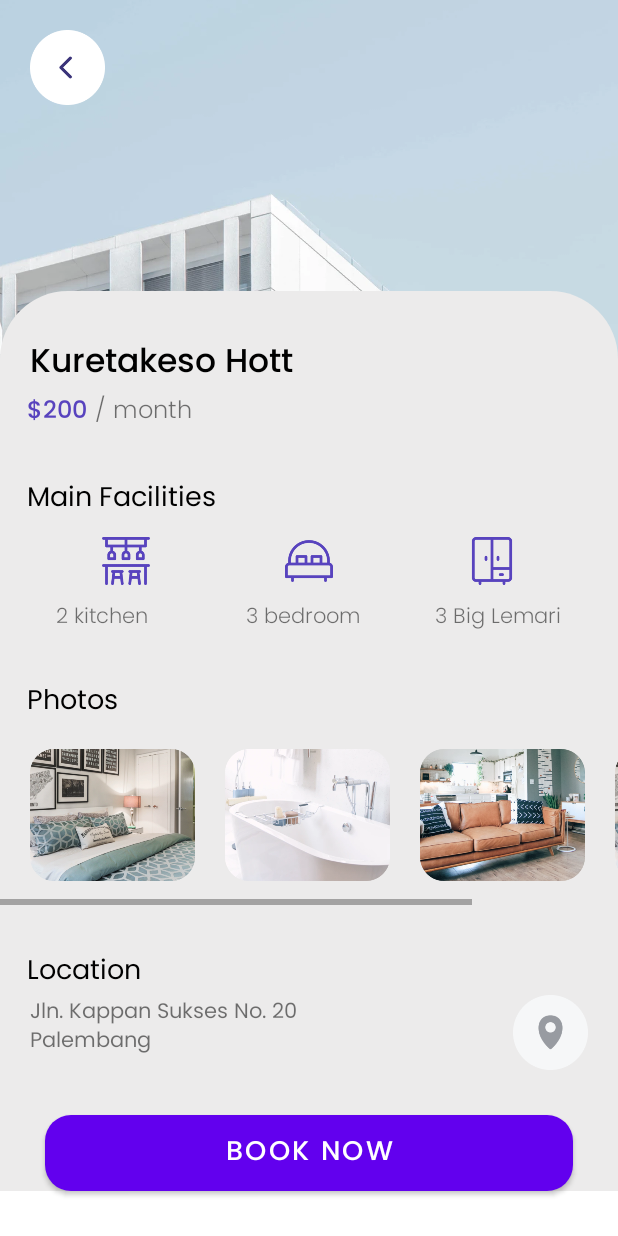
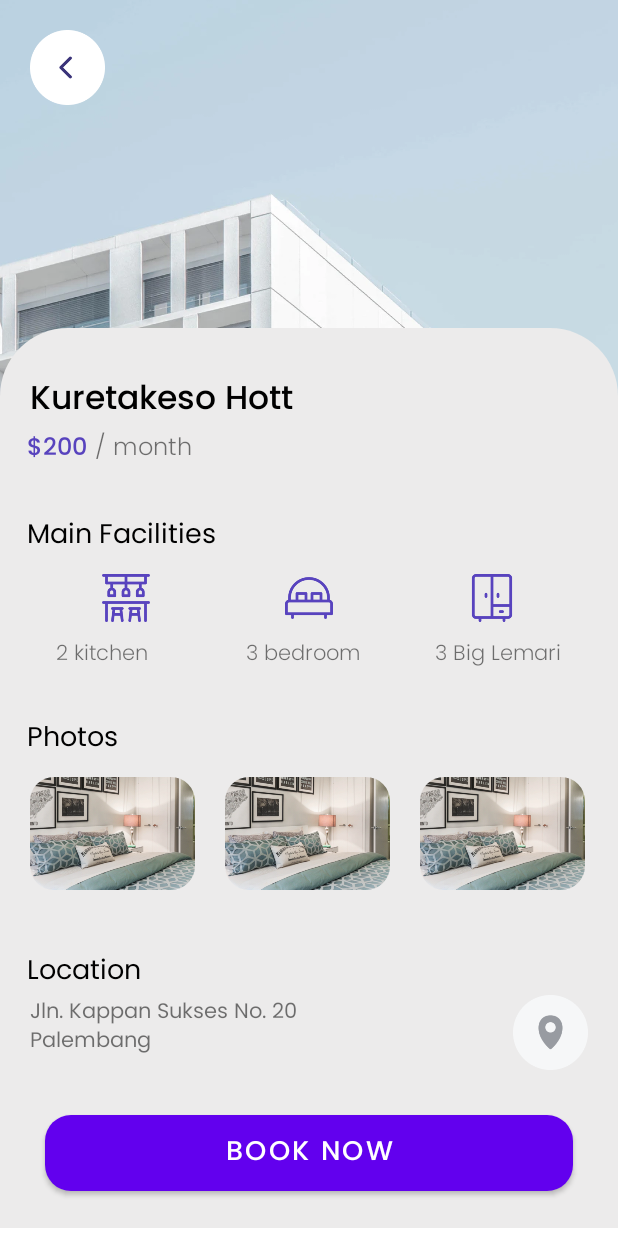
Before and after one commit to AnggaArindraShonta/FinalProjekMyKos, an Android app: the layout activity_detail.xml on its own in the app's theme, with its tools: preview values and no code run, on a phone screen of 412 x 824 dp. Run offline under Robolectric (Android 15) with nearby library versions, the phone set to English and light mode, and no system bars.

Commit message:
ganti horizontal scrollview dengan recyclerview

```diff
--- a/app/src/main/res/layout/activity_detail.xml
+++ b/app/src/main/res/layout/activity_detail.xml
@@ -179,55 +179,21 @@
             android:textColor="@color/black"
             android:textSize="18sp" />
 
-        <HorizontalScrollView
-            android:id="@+id/horizontalScrollView"
+        <androidx.recyclerview.widget.RecyclerView
             android:layout_width="match_parent"
             android:layout_height="wrap_content"
-            android:layout_below="@id/photo">
-
-            <LinearLayout
-                android:layout_width="wrap_content"
-                android:layout_height="wrap_content"
-                android:layout_marginStart="20dp"
-                android:orientation="horizontal">
-
-                <ImageView
-                    android:id="@+id/image"
-                    android:layout_width="110dp"
-                    android:layout_height="120dp"
-                    android:layout_marginEnd="20sp"
-                    android:src="@drawable/photo1" />
-
-                <ImageView
-                    android:id="@+id/image1"
-                    android:layout_width="110dp"
-                    android:layout_height="120dp"
-                    android:layout_marginEnd="20sp"
-                    android:src="@drawable/photo2" />
-
-                <ImageView
-                    android:id="@+id/image2"
-                    android:layout_width="110dp"
-                    android:layout_height="120dp"
-                    android:layout_marginEnd="20sp"
-                    android:src="@drawable/photo3" />
-
-                <ImageView
-                    android:id="@+id/image3"
-                    android:layout_width="110dp"
-                    android:layout_height="120dp"
-                    android:layout_marginEnd="20sp"
-                    android:src="@drawable/photo1" />
-
-
-            </LinearLayout>
-        </HorizontalScrollView>
+            android:layout_below="@id/photo"
+            android:layout_marginStart="20dp"
+            android:id="@+id/rv_photos"
+            tools:listitem="@layout/item_photo"
+            app:layoutManager="androidx.recyclerview.widget.LinearLayoutManager"
+            android:orientation="horizontal"/>
 
         <TextView
             android:id="@+id/location"
             android:layout_width="wrap_content"
             android:layout_height="wrap_content"
-            android:layout_below="@+id/horizontalScrollView"
+            android:layout_below="@+id/rv_photos"
             android:layout_marginStart="18dp"
             android:layout_marginTop="30dp"
             android:fontFamily="@font/poppinsregular"
--- /dev/null
+++ b/app/src/main/res/layout/item_photo.xml
@@ -0,0 +1,18 @@
+<?xml version="1.0" encoding="utf-8"?>
+<FrameLayout xmlns:android="http://schemas.android.com/apk/res/android"
+    android:layout_width="wrap_content"
+    android:layout_height="wrap_content"
+    xmlns:app="http://schemas.android.com/apk/res-auto"
+    android:layout_marginEnd="20sp"
+    android:layout_marginTop="10dp"
+    android:layout_marginBottom="10dp">
+
+    <com.google.android.material.imageview.ShapeableImageView
+        android:id="@+id/image"
+        android:layout_width="110dp"
+        android:layout_height="75dp"
+        android:scaleType="centerCrop"
+        app:shapeAppearance="@style/RoundedImageView"
+        android:src="@drawable/photo1" />
+
+</FrameLayout>
```
